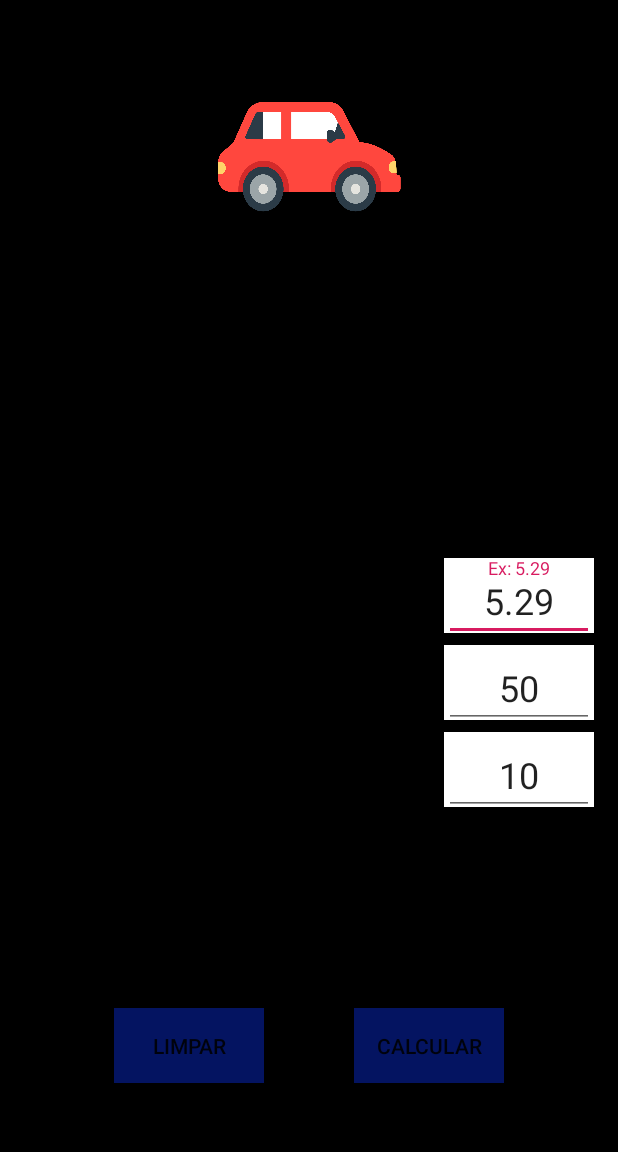
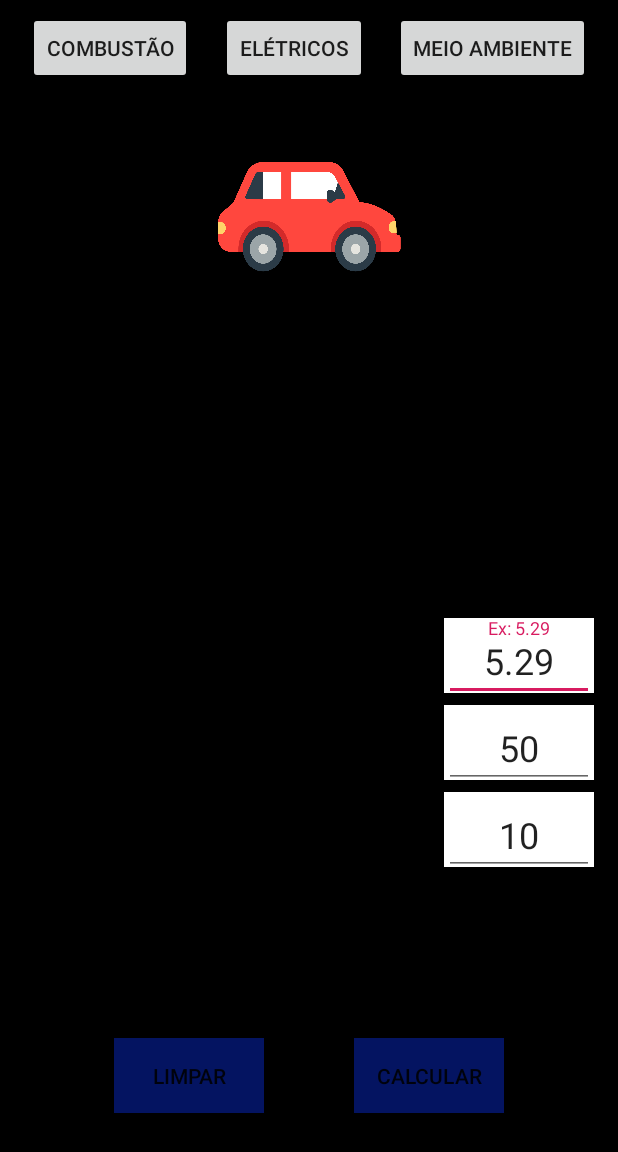
Before and after one commit to rst-tec/VaiDePatinete, an Android app: the screen it shows after launch (MainActivity), on a phone screen of 412 x 824 dp. Shown: the top 1152 px of the screen. Run offline under Robolectric (Android 15) with nearby library versions, the light colour scheme and no system bars.

Commit message:
Add Botões
Add Botões

```diff
--- a/app/src/main/res/layout/activity_main.xml
+++ b/app/src/main/res/layout/activity_main.xml
@@ -1,6 +1,5 @@
 <?xml version="1.0" encoding="utf-8"?>
-<androidx.constraintlayout.widget.ConstraintLayout
-    xmlns:android="http://schemas.android.com/apk/res/android"
+<androidx.constraintlayout.widget.ConstraintLayout xmlns:android="http://schemas.android.com/apk/res/android"
     xmlns:app="http://schemas.android.com/apk/res-auto"
     xmlns:tools="http://schemas.android.com/tools"
     android:layout_width="match_parent"
@@ -12,12 +11,12 @@
         android:id="@+id/idFoto"
         android:layout_width="122dp"
         android:layout_height="134dp"
-        android:layout_marginTop="32dp"
+        android:layout_marginTop="16dp"
         android:background="@drawable/veiculo"
         app:layout_constraintEnd_toEndOf="parent"
         app:layout_constraintHorizontal_bias="0.50"
         app:layout_constraintStart_toStartOf="parent"
-        app:layout_constraintTop_toTopOf="parent" />
+        app:layout_constraintTop_toBottomOf="@+id/button2" />
 
     <TextView
         android:id="@+id/textMediaKM"
@@ -205,4 +204,37 @@
         app:layout_constraintStart_toEndOf="@+id/btLimpar"
         app:layout_constraintTop_toBottomOf="@+id/textInputLayout3" />
 
+    <Button
+        android:id="@+id/button"
+        android:layout_width="wrap_content"
+        android:layout_height="wrap_content"
+        android:layout_marginTop="8dp"
+        android:text="Combustão"
+        app:layout_constraintEnd_toStartOf="@+id/button2"
+        app:layout_constraintHorizontal_bias="0.5"
+        app:layout_constraintStart_toStartOf="parent"
+        app:layout_constraintTop_toTopOf="parent" />
+
+    <Button
+        android:id="@+id/button2"
+        android:layout_width="wrap_content"
+        android:layout_height="wrap_content"
+        android:layout_marginTop="8dp"
+        android:text="Elétricos"
+        app:layout_constraintEnd_toStartOf="@+id/button3"
+        app:layout_constraintHorizontal_bias="0.5"
+        app:layout_constraintStart_toEndOf="@+id/button"
+        app:layout_constraintTop_toTopOf="parent" />
+
+    <Button
+        android:id="@+id/button3"
+        android:layout_width="wrap_content"
+        android:layout_height="wrap_content"
+        android:layout_marginTop="8dp"
+        android:text="Meio Ambiente"
+        app:layout_constraintEnd_toEndOf="parent"
+        app:layout_constraintHorizontal_bias="0.5"
+        app:layout_constraintStart_toEndOf="@+id/button2"
+        app:layout_constraintTop_toTopOf="parent" />
+
 </androidx.constraintlayout.widget.ConstraintLayout>
```
